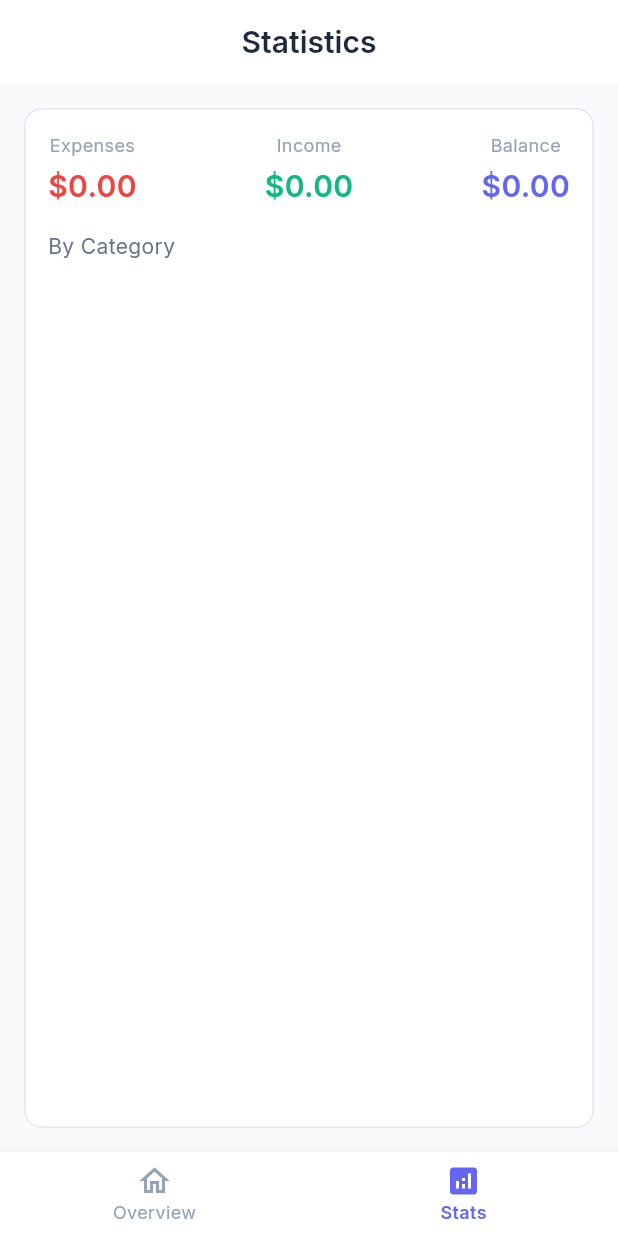
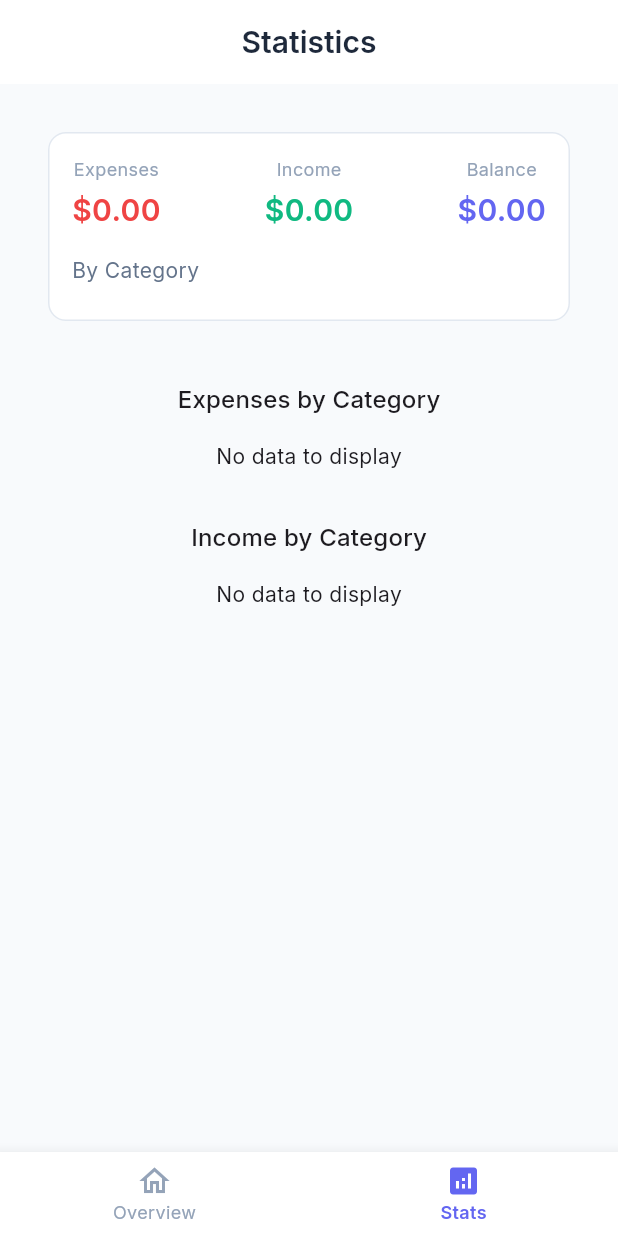
Before and after one commit to sagarkhakhar/ExpenseTracker, a Flutter app: the screen it shows after launch, item 2 of the bottom bar chosen, on a phone screen of 412 x 824 dp. Run offline on Flutter 3.47's test engine with Material 3 defaults, Android fonts, the phone set to English and light mode, and no system bars; our stand-ins replace dartz, equatable, fl_chart, flutter_riverpod, google_fonts, hive and 1 more; accounts and stored records are empty.

Commit message:
Update dependencies and enhance expense statistics visualization with pie charts. Added 'fl_chart' package for better data representation and refactored expense provider to include income breakdown. Updated generated files and build artifacts.

```diff
--- a/lib/features/expense/presentation/providers/expense_providers.dart
+++ b/lib/features/expense/presentation/providers/expense_providers.dart
@@ -88,7 +88,6 @@ class ExpenseNotifier extends StateNotifier<AsyncValue<List<Expense>>> {
       (failure) => throw Exception(failure.message),
       (_) {
         _loadExpenses();
-        ref.invalidate(expenseStatsNotifierProvider);
       },
     );
   }
@@ -100,7 +99,6 @@ class ExpenseNotifier extends StateNotifier<AsyncValue<List<Expense>>> {
       (failure) => throw Exception(failure.message),
       (_) {
         _loadExpenses();
-        ref.invalidate(expenseStatsNotifierProvider);
       },
     );
   }
@@ -112,7 +110,6 @@ class ExpenseNotifier extends StateNotifier<AsyncValue<List<Expense>>> {
       (failure) => throw Exception(failure.message),
       (_) {
         _loadExpenses();
-        ref.invalidate(expenseStatsNotifierProvider);
       },
     );
   }
@@ -174,16 +171,22 @@ class ExpenseStatsNotifier
     final totalIncome =
         monthlyIncome.fold(0.0, (sum, expense) => sum + expense.amount);
     final balance = totalIncome - totalExpenses;
-    final categoryBreakdown = <ExpenseCategory, double>{};
+    final categoryExpenseBreakdown = <ExpenseCategory, double>{};
     for (final expense in monthlyExpenses) {
-      categoryBreakdown[expense.category] =
-          (categoryBreakdown[expense.category] ?? 0.0) + expense.amount;
+      categoryExpenseBreakdown[expense.category] =
+          (categoryExpenseBreakdown[expense.category] ?? 0.0) + expense.amount;
+    }
+    final categoryIncomeBreakdown = <ExpenseCategory, double>{};
+    for (final income in monthlyIncome) {
+      categoryIncomeBreakdown[income.category] =
+          (categoryIncomeBreakdown[income.category] ?? 0.0) + income.amount;
     }
     return {
       'totalExpenses': totalExpenses,
       'totalIncome': totalIncome,
       'balance': balance,
-      'categoryBreakdown': categoryBreakdown,
+      'categoryExpenseBreakdown': categoryExpenseBreakdown,
+      'categoryIncomeBreakdown': categoryIncomeBreakdown,
       'expenseCount': monthlyExpenses.length,
       'incomeCount': monthlyIncome.length,
     };
--- a/lib/features/expense/presentation/views/stats_screen.dart
+++ b/lib/features/expense/presentation/views/stats_screen.dart
@@ -2,6 +2,8 @@ import 'package:flutter/material.dart';
 import 'package:flutter_riverpod/flutter_riverpod.dart';
 import '../providers/expense_providers.dart';
 import '../widgets/expense_summary_card.dart';
+import '../widgets/expense_pie_chart.dart';
+import '../../domain/entities/expense.dart';
 
 class StatsScreen extends ConsumerWidget {
   const StatsScreen({super.key});
@@ -12,7 +14,33 @@ class StatsScreen extends ConsumerWidget {
     return Scaffold(
       appBar: AppBar(title: const Text('Statistics')),
       body: statsAsync.when(
-        data: (stats) => ExpenseSummaryCard(stats: stats),
+        data: (stats) {
+          final expenseBreakdown = stats['categoryExpenseBreakdown']
+                  as Map<ExpenseCategory, double>? ??
+              {};
+          final incomeBreakdown = stats['categoryIncomeBreakdown']
+                  as Map<ExpenseCategory, double>? ??
+              {};
+          return SingleChildScrollView(
+            padding: const EdgeInsets.all(16),
+            child: Column(
+              crossAxisAlignment: CrossAxisAlignment.stretch,
+              children: [
+                ExpenseSummaryCard(stats: stats),
+                const SizedBox(height: 24),
+                ExpensePieChart(
+                  categoryBreakdown: expenseBreakdown,
+                  title: 'Expenses by Category',
+                ),
+                const SizedBox(height: 32),
+                ExpensePieChart(
+                  categoryBreakdown: incomeBreakdown,
+                  title: 'Income by Category',
+                ),
+              ],
+            ),
+          );
+        },
         loading: () => const Center(child: CircularProgressIndicator()),
         error: (e, _) => Center(child: Text('Error: $e')),
       ),
--- /dev/null
+++ b/lib/features/expense/presentation/widgets/expense_pie_chart.dart
@@ -0,0 +1,217 @@
+import 'package:fl_chart/fl_chart.dart';
+import 'package:flutter/material.dart';
+import 'package:intl/intl.dart';
+import '../../domain/entities/expense.dart';
+
+// Fixed color mapping for each category
+const Map<ExpenseCategory, Color> kCategoryColors = {
+  ExpenseCategory.food: Colors.blue,
+  ExpenseCategory.transportation: Colors.red,
+  ExpenseCategory.entertainment: Colors.green,
+  ExpenseCategory.shopping: Colors.orange,
+  ExpenseCategory.health: Colors.purple,
+  ExpenseCategory.education: Colors.teal,
+  ExpenseCategory.utilities: Colors.brown,
+  ExpenseCategory.rent: Colors.pink,
+  ExpenseCategory.insurance: Colors.indigo,
+  ExpenseCategory.other: Colors.cyan,
+};
+
+// Icon mapping for each category
+const Map<ExpenseCategory, IconData> kCategoryIcons = {
+  ExpenseCategory.food: Icons.restaurant,
+  ExpenseCategory.transportation: Icons.directions_car,
+  ExpenseCategory.entertainment: Icons.movie,
+  ExpenseCategory.shopping: Icons.shopping_bag,
+  ExpenseCategory.health: Icons.health_and_safety,
+  ExpenseCategory.education: Icons.school,
+  ExpenseCategory.utilities: Icons.lightbulb,
+  ExpenseCategory.rent: Icons.home,
+  ExpenseCategory.insurance: Icons.security,
+  ExpenseCategory.other: Icons.category,
+};
+
+class ExpensePieChart extends StatefulWidget {
+  final Map<ExpenseCategory, double> categoryBreakdown;
+  final String title;
+
+  const ExpensePieChart({
+    Key? key,
+    required this.categoryBreakdown,
+    required this.title,
+  }) : super(key: key);
+
+  @override
+  State<ExpensePieChart> createState() => _ExpensePieChartState();
+}
+
+class _ExpensePieChartState extends State<ExpensePieChart> {
+  int? _touchedIndex;
+
+  @override
+  Widget build(BuildContext context) {
+    final total = widget.categoryBreakdown.values.fold(0.0, (a, b) => a + b);
+    final currencyFormat = NumberFormat.simpleCurrency(
+        locale: Localizations.localeOf(context).toString());
+    if (total == 0) {
+      return Column(
+        children: [
+          Text(widget.title, style: Theme.of(context).textTheme.titleMedium),
+          const SizedBox(height: 16),
+          const Text('No data to display'),
+        ],
+      );
+    }
+    final entries = widget.categoryBreakdown.entries.toList();
+    return Column(
+      crossAxisAlignment: CrossAxisAlignment.stretch,
+      children: [
+        Text(widget.title, style: Theme.of(context).textTheme.titleMedium),
+        const SizedBox(height: 16),
+        SizedBox(
+          height: 220,
+          child: PieChart(
+            PieChartData(
+              pieTouchData: PieTouchData(
+                touchCallback: (event, response) {
+                  setState(() {
+                    _touchedIndex =
+                        response?.touchedSection?.touchedSectionIndex;
+                  });
+                },
+              ),
+              sections: List.generate(entries.length, (i) {
+                final entry = entries[i];
+                final percent = (entry.value / total * 100).toStringAsFixed(1);
+                final color = kCategoryColors[entry.key] ?? Colors.grey;
+                final isTouched = i == _touchedIndex;
+                return PieChartSectionData(
+                  color: color,
+                  value: entry.value,
+                  title: isTouched ? '' : '$percent%',
+                  radius: isTouched ? 70 : 60,
+                  titleStyle: const TextStyle(
+                      fontSize: 12,
+                      fontWeight: FontWeight.bold,
+                      color: Colors.white),
+                  badgeWidget: isTouched
+                      ? _buildTooltip(context, entry.key, entry.value, percent,
+                          color, currencyFormat)
+                      : null,
+                  badgePositionPercentageOffset: 1.2,
+                );
+              }),
+              sectionsSpace: 2,
+              centerSpaceRadius: 32,
+            ),
+            swapAnimationDuration: const Duration(milliseconds: 600),
+            swapAnimationCurve: Curves.easeInOut,
+          ),
+        ),
+        const SizedBox(height: 20),
+        // Horizontal, scrollable legend with icons and tap-to-highlight
+        SizedBox(
+          height: 56,
+          child: ListView.separated(
+            scrollDirection: Axis.horizontal,
+            itemCount: entries.length,
+            separatorBuilder: (_, __) => const SizedBox(width: 12),
+            itemBuilder: (context, i) {
+              final entry = entries[i];
+              final percent = (entry.value / total * 100).toStringAsFixed(1);
+              final amount = currencyFormat.format(entry.value);
+              final color = kCategoryColors[entry.key] ?? Colors.grey;
+              final icon = kCategoryIcons[entry.key] ?? Icons.category;
+              final isSelected = i == _touchedIndex;
+              return Material(
+                color: Colors.transparent,
+                child: InkWell(
+                  borderRadius: BorderRadius.circular(24),
+                  onTap: () {
+                    setState(() {
+                      _touchedIndex = i;
+                    });
+                  },
+                  child: AnimatedContainer(
+                    duration: const Duration(milliseconds: 250),
+                    padding: const EdgeInsets.symmetric(
+                        horizontal: 14, vertical: 10),
+                    decoration: BoxDecoration(
+                      borderRadius: BorderRadius.circular(24),
+                      border: Border.all(
+                          color: color.withOpacity(isSelected ? 0.9 : 0.5),
+                          width: isSelected ? 2 : 1),
+                      color: isSelected ? color.withOpacity(0.12) : null,
+                    ),
+                    child: Row(
+                      mainAxisSize: MainAxisSize.min,
+                      children: [
+                        Icon(icon, color: color, size: 20),
+                        const SizedBox(width: 6),
+                        Text(
+                          '${entry.key.name[0].toUpperCase()}${entry.key.name.substring(1)}',
+                          style: Theme.of(context)
+                              .textTheme
+                              .bodyMedium
+                              ?.copyWith(fontWeight: FontWeight.w600),
+                        ),
+                        const SizedBox(width: 6),
+                        Text(
+                          amount,
+                          style: Theme.of(context).textTheme.bodyMedium,
+                        ),
+                        const SizedBox(width: 4),
+                        Text(
+                          '($percent%)',
+                          style: Theme.of(context)
+                              .textTheme
+                              .bodySmall
+                              ?.copyWith(color: Colors.grey[600]),
+                        ),
+                      ],
+                    ),
+                  ),
+                ),
+              );
+            },
+          ),
+        ),
+      ],
+    );
+  }
+
+  Widget _buildTooltip(BuildContext context, ExpenseCategory category,
+      double value, String percent, Color color, NumberFormat currencyFormat) {
+    final icon = kCategoryIcons[category] ?? Icons.category;
+    return Card(
+      color: color.withOpacity(0.95),
+      elevation: 4,
+      shape: RoundedRectangleBorder(borderRadius: BorderRadius.circular(12)),
+      child: Padding(
+        padding: const EdgeInsets.symmetric(horizontal: 12, vertical: 8),
+        child: Row(
+          mainAxisSize: MainAxisSize.min,
+          children: [
+            Icon(icon, color: Colors.white, size: 18),
+            const SizedBox(width: 6),
+            Text(
+              '${category.name[0].toUpperCase()}${category.name.substring(1)}',
+              style: const TextStyle(
+                  color: Colors.white, fontWeight: FontWeight.bold),
+            ),
+            const SizedBox(width: 8),
+            Text(
+              currencyFormat.format(value),
+              style: const TextStyle(color: Colors.white),
+            ),
+            const SizedBox(width: 6),
+            Text(
+              '($percent%)',
+              style: const TextStyle(color: Colors.white70),
+            ),
+          ],
+        ),
+      ),
+    );
+  }
+}
--- a/pubspec.yaml
+++ b/pubspec.yaml
@@ -31,6 +31,9 @@ dependencies:
   json_annotation: ^4.8.1
   dartz: ^0.10.1
 
+  # Charts
+  fl_chart: ^0.66.0
+
 dev_dependencies:
   flutter_test:
     sdk: flutter
```
Also changed, not shown: pubspec.lock, 12 other files.
